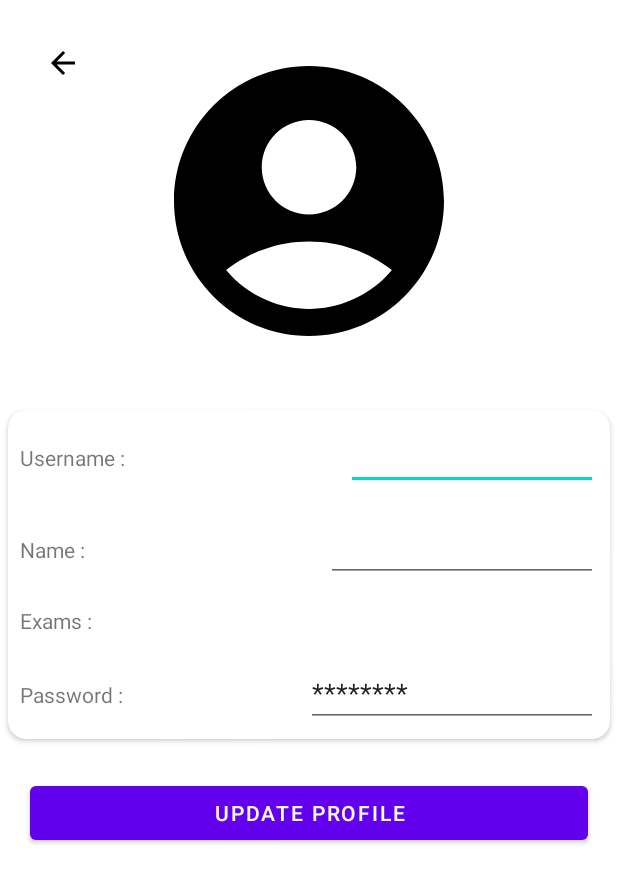
After one commit to Vishal-KumarSingh/TestMe, an Android app: the ProfileActivity screen opened directly, with no data from a screen before it, on a phone screen of 412 x 824 dp. The commit adds this screen. Shown: the top 883 px of the screen. Run offline under Robolectric (Android 15) with nearby library versions, the phone set to English and light mode, and no system bars; network calls fail.

Commit message:
Issue resolved, Profile page added . Design issue fixed

```diff
--- a/Android/app/build.gradle
+++ b/Android/app/build.gradle
@@ -9,8 +9,8 @@ android {
         applicationId "com.testapp.testme"
         minSdk 21
         targetSdk 32
-        versionCode 3
-        versionName "1.3"
+        versionCode 5
+        versionName "1.5"
 
         testInstrumentationRunner "androidx.test.runner.AndroidJUnitRunner"
     }
--- a/Android/app/src/main/AndroidManifest.xml
+++ b/Android/app/src/main/AndroidManifest.xml
@@ -12,6 +12,9 @@
         android:roundIcon="@mipmap/ic_launcher_round"
         android:supportsRtl="true"
         android:theme="@style/Theme.TestMe">
+        <activity
+            android:name=".ProfileActivity"
+            android:exported="false" />
         <activity
             android:name=".Analysis"
             android:exported="false" />
--- a/Android/app/src/main/java/com/testapp/testme/APItools/HitAPI.java
+++ b/Android/app/src/main/java/com/testapp/testme/APItools/HitAPI.java
@@ -19,7 +19,7 @@ import org.json.JSONObject;
 import java.io.UnsupportedEncodingException;
 
 public class HitAPI {
-    public static final String url = "https://selftestapi.000webhostapp.com/testMe/index.php";
+    public static final String url = "https://selftestapi.000webhostapp.com/index.php";
     public void sendJsonPostRequest(String action , JSONObject jsonobj ,APICallback callback, boolean Addtoken) {
         Context context = ContextHolder.getContext();
         try {
@@ -44,7 +44,7 @@ public class HitAPI {
                             try {
                                 if(!response.get("token").toString().equals(Session.getToken())){
                                     Session.setToken( response.get("token").toString());
-                                    Toast.makeText(context, "Token updated "+Session.getToken(), Toast.LENGTH_SHORT).show();
+                                    //Toast.makeText(context, "Token updated "+Session.getToken(), Toast.LENGTH_SHORT).show();
 
                                 }
                                 if(!response.get("toast").toString().equals("")){
--- a/Android/app/src/main/java/com/testapp/testme/App.java
+++ b/Android/app/src/main/java/com/testapp/testme/App.java
@@ -7,7 +7,8 @@ import com.testapp.testme.VariableHolder.ContextHolder;
 public class App extends Application {
     public static final String googlePlayLink = "https://play.google.com/store/apps/details?id=com.testapp.testme&pli=1";
     public static final String feedbackgormLink = "https://forms.gle/srYBcDSVFTP6ZYuE9";
-    public static final String shareText = "Hey I found an amazing app where you can get free mock test of various examinations and believe me this is amazing. You can download this app from Google Play " + googlePlayLink;
+    public static final String shareText = "Hey Aspirants! There is a greetings from the \"Test and Peek\" App. Here you can take free mocks of SSC, RRB, GATE, CAT, Current Affairs and all competitive exams. You can also self prepare from test series and quizzes daily of any competitive exams for absolutely FREE. Our aim is to give the every test resources to the aspirant without any subscription. \n" +
+            "Join us now and Get welcome bonus too. Just open the Play Store and install our app \"Test and Peek\" or click on the link:" + googlePlayLink;
     public static String shareTitle = "Test and Peek";
 
     public App()
--- /dev/null
+++ b/Android/app/src/main/java/com/testapp/testme/ProfileActivity.java
@@ -0,0 +1,185 @@
+package com.testapp.testme;
+
+import androidx.appcompat.app.AppCompatActivity;
+
+import android.annotation.SuppressLint;
+import android.app.AlertDialog;
+import android.content.DialogInterface;
+import android.os.Bundle;
+import android.view.View;
+import android.widget.Button;
+import android.widget.EditText;
+import android.widget.ImageView;
+import android.widget.TextView;
+
+import com.testapp.testme.APItools.APICallback;
+import com.testapp.testme.APItools.HitAPI;
+import com.testapp.testme.Debug.Debug;
+import com.testapp.testme.PermanantStorage.Session;
+import com.testapp.testme.Toast.Toaster;
+
+import org.json.JSONException;
+import org.json.JSONObject;
+
+import java.util.ArrayList;
+import java.util.Collections;
+
+public class ProfileActivity extends AppCompatActivity {
+   TextView examSelected;
+    boolean[] selectedLanguage;
+    ArrayList<Integer> langList = new ArrayList<>();
+    EditText username , mail , password;
+    ImageView backbtn;
+    Button updateProfilebtn;
+    String[] langArray = {"GATE" , "SSC"};
+    @SuppressLint("MissingInflatedId")
+    @Override
+    protected void onCreate(Bundle savedInstanceState) {
+        super.onCreate(savedInstanceState);
+        setContentView(R.layout.activity_profile);
+
+        // assign variable
+        examSelected = findViewById(R.id.select);
+        username = findViewById(R.id.name);
+        mail = findViewById(R.id.username);
+        password = findViewById(R.id.password);
+        backbtn = findViewById(R.id.backbtn);
+        updateProfilebtn = findViewById(R.id.updateProfile);
+        allowMultiSelectOfExam();
+        updateProfileValueFromSession();
+        backbtn.setOnClickListener(new View.OnClickListener() {
+            @Override
+            public void onClick(View view) {
+                finish();
+            }
+        });
+        // initialize selected language array
+        updateProfilebtn.setOnClickListener(new View.OnClickListener() {
+            @Override
+            public void onClick(View view) {
+                updateProfle();
+            }
+        });
+
+    }
+
+    private void updateProfileValueFromSession() {
+        username.setText(Session.getUserName());
+        mail.setText(Session.getUserName());
+        password.setText("********");
+        examSelected.setText(Session.getExam());
+    }
+
+    private void allowMultiSelectOfExam() {
+        selectedLanguage = new boolean[langArray.length];
+
+        examSelected.setOnClickListener(new View.OnClickListener() {
+            @Override
+            public void onClick(View view) {
+
+                // Initialize alert dialog
+                AlertDialog.Builder builder = new AlertDialog.Builder(ProfileActivity.this);
+
+                // set title
+                builder.setTitle("Select Exam");
+
+                // set dialog non cancelable
+                builder.setCancelable(false);
+
+                builder.setMultiChoiceItems(langArray, selectedLanguage, new DialogInterface.OnMultiChoiceClickListener() {
+                    @Override
+                    public void onClick(DialogInterface dialogInterface, int i, boolean b) {
+                        // check condition
+                        if (b) {
+                            // when checkbox selected
+                            // Add position  in lang list
+                            langList.add(i);
+                            // Sort array list
+                            Collections.sort(langList);
+                        } else {
+                            // when checkbox unselected
+                            // Remove position from langList
+                            langList.remove(Integer.valueOf(i));
+                        }
+                    }
+                });
+
+                builder.setPositiveButton("OK", new DialogInterface.OnClickListener() {
+                    @Override
+                    public void onClick(DialogInterface dialogInterface, int i) {
+                        // Initialize string builder
+                        StringBuilder stringBuilder = new StringBuilder();
+                        // use for loop
+                        for (int j = 0; j < langList.size(); j++) {
+                            // concat array value
+                            stringBuilder.append(langArray[langList.get(j)]);
+                            // check condition
+                            if (j != langList.size() - 1) {
+                                // When j value  not equal
+                                // to lang list size - 1
+                                // add comma
+                                stringBuilder.append("\n ");
+                            }
+                        }
+                        // set text on textView
+                        examSelected.setText(stringBuilder.toString());
+                    }
+                });
+
+                builder.setNegativeButton("Cancel", new DialogInterface.OnClickListener() {
+                    @Override
+                    public void onClick(DialogInterface dialogInterface, int i) {
+                        // dismiss dialog
+                        dialogInterface.dismiss();
+                    }
+                });
+                builder.setNeutralButton("Clear All", new DialogInterface.OnClickListener() {
+                    @Override
+                    public void onClick(DialogInterface dialogInterface, int i) {
+                        // use for loop
+                        for (int j = 0; j < selectedLanguage.length; j++) {
+                            // remove all selection
+                            selectedLanguage[j] = false;
+                            // clear language list
+                            langList.clear();
+                            // clear text view value
+                            examSelected.setText("");
+                        }
+                    }
+                });
+                // show dialog
+                builder.show();
+            }
+        });
+    }
+
+
+    public void updateProfle(){
+        String usernamestr = String.valueOf(username.getText());
+        String mailstr = String.valueOf(mail.getText());
+        String passwordstr = String.valueOf(password.getText());
+        String exam = (String) examSelected.getText();
+        JSONObject jsn = new JSONObject();
+        try {
+        if(!passwordstr.equals("********")){
+            jsn.put("password" , passwordstr);
+        }else{
+            jsn.put("password" , Session.getPassword());
+        }
+        jsn.put("exam" , exam);
+        jsn.put("username" , mailstr);
+        jsn.put("name" , usernamestr);
+        } catch (JSONException e) {
+            throw new RuntimeException(e);
+        }
+
+        new HitAPI().sendJsonPostRequest("updateProfile", jsn, new APICallback() {
+            @Override
+            public void response(JSONObject jsonobj) {
+                Toaster.shortToast("Profile Updated Successfully");
+                Session.flushAndUpdate();
+            }
+        } , true);
+
+    }
+}
--- /dev/null
+++ b/Android/app/src/main/res/drawable/account_dark.xml
@@ -0,0 +1,5 @@
+<vector android:height="120dp" android:tint="#000000"
+    android:viewportHeight="24" android:viewportWidth="24"
+    android:width="120dp" xmlns:android="http://schemas.android.com/apk/res/android">
+    <path android:fillColor="@android:color/white" android:pathData="M12,2C6.48,2 2,6.48 2,12s4.48,10 10,10s10,-4.48 10,-10S17.52,2 12,2zM12,6c1.93,0 3.5,1.57 3.5,3.5S13.93,13 12,13s-3.5,-1.57 -3.5,-3.5S10.07,6 12,6zM12,20c-2.03,0 -4.43,-0.82 -6.14,-2.88C7.55,15.8 9.68,15 12,15s4.45,0.8 6.14,2.12C16.43,19.18 14.03,20 12,20z"/>
+</vector>
--- a/Android/app/src/main/res/layout/activity_exam_section.xml
+++ b/Android/app/src/main/res/layout/activity_exam_section.xml
@@ -55,11 +55,11 @@
         android:orientation="horizontal"
         >
         <HorizontalScrollView
-            android:layout_marginBottom="60dp"
+            android:layout_marginBottom="80dp"
             android:id="@+id/scrollView"
             android:layout_weight="2"
             android:layout_width="90pt"
-            android:layout_height="80dp"
+            android:layout_height="wrap_content"
             >
         <LinearLayout
             android:id="@+id/question_btns"
--- /dev/null
+++ b/Android/app/src/main/res/layout/activity_profile.xml
@@ -0,0 +1,133 @@
+<?xml version="1.0" encoding="utf-8"?>
+<LinearLayout xmlns:android="http://schemas.android.com/apk/res/android"
+    xmlns:app="http://schemas.android.com/apk/res-auto"
+    xmlns:tools="http://schemas.android.com/tools"
+    android:layout_width="match_parent"
+    android:layout_height="match_parent"
+    android:orientation="vertical"
+    tools:context=".ProfileActivity">
+  <RelativeLayout
+      android:layout_width="match_parent"
+      android:layout_height="wrap_content"
+      android:padding="10dp"
+      >
+      <ImageView
+          android:id="@+id/backbtn"
+          android:layout_margin="20dp"
+          android:layout_width="wrap_content"
+          android:layout_height="wrap_content"
+          android:src="@drawable/back" />
+      <ImageView
+
+          android:id="@+id/imageView"
+          android:layout_width="216dp"
+          android:layout_height="248dp"
+          android:layout_centerInParent="true"
+          app:srcCompat="@drawable/account_dark" />
+  </RelativeLayout>
+  <LinearLayout
+      android:layout_width="match_parent"
+      android:layout_height="wrap_content"
+      >
+      <androidx.cardview.widget.CardView
+          android:layout_margin="5dp"
+          android:elevation="8dp"
+          app:cardCornerRadius="12dp"
+          android:layout_width="match_parent"
+          android:layout_height="wrap_content">
+          <LinearLayout
+              android:layout_width="match_parent"
+              android:layout_height="wrap_content"
+              android:orientation="vertical">
+              <LinearLayout
+              android:layout_width="match_parent"
+              android:layout_height="wrap_content"
+              android:padding="8dp"
+              >
+              <TextView
+                  android:layout_width="wrap_content"
+                  android:layout_height="wrap_content"
+                  android:layout_weight="1"
+                  android:text="Username :"
+                  />
+              <EditText
+                  android:id="@+id/username"
+                  android:layout_weight="1"
+                  android:layout_width="wrap_content"
+                  android:layout_height="wrap_content"
+                  />
+          </LinearLayout>
+
+          <LinearLayout
+              android:layout_width="match_parent"
+              android:layout_height="wrap_content"
+              android:padding="8dp"
+              >
+              <TextView
+                  android:layout_width="wrap_content"
+                  android:layout_height="wrap_content"
+                  android:layout_weight="1"
+                  android:text="Name :"
+                  />
+              <EditText
+                  android:id="@+id/name"
+                  android:layout_weight="1"
+                  android:layout_width="wrap_content"
+                  android:layout_height="wrap_content"
+                  />
+          </LinearLayout>
+
+          <LinearLayout
+              android:layout_width="match_parent"
+              android:layout_height="wrap_content"
+              android:padding="8dp"
+              >
+              <TextView
+                  android:layout_width="wrap_content"
+                  android:layout_height="wrap_content"
+                  android:layout_weight="1"
+                  android:text="Exams :"
+                  />
+              <TextView
+                  android:id="@+id/select"
+                  android:layout_weight="1"
+                  android:textAlignment="center"
+                  android:text="Select Exam"
+                  android:layout_width="wrap_content"
+                  android:layout_height="wrap_content"
+                  />
+          </LinearLayout>
+
+          <LinearLayout
+              android:layout_width="match_parent"
+              android:layout_height="wrap_content"
+              android:padding="8dp"
+              >
+              <TextView
+                  android:layout_width="wrap_content"
+                  android:layout_height="wrap_content"
+                  android:layout_weight="1"
+                  android:text="Password :"
+                  />
+              <EditText
+                  android:id="@+id/password"
+                  android:layout_weight="1"
+                  android:layout_width="wrap_content"
+                  android:layout_height="wrap_content"
+                  />
+          </LinearLayout>
+
+          </LinearLayout>
+
+
+      </androidx.cardview.widget.CardView>
+
+  </LinearLayout>
+    <Button
+        android:id="@+id/updateProfile"
+        android:layout_width="match_parent"
+        android:layout_height="wrap_content"
+        android:layout_margin="20dp"
+        android:text="Update Profile"
+        />
+</LinearLayout>
--- a/Android/app/src/main/res/layout/activity_result.xml
+++ b/Android/app/src/main/res/layout/activity_result.xml
@@ -105,6 +105,7 @@
                 android:orientation="horizontal">
 
                 <ImageButton
+                    android:contentDescription="Facebook Share"
                     android:id="@+id/facebookShare"
                     android:layout_width="wrap_content"
                     android:layout_height="wrap_content"
@@ -113,6 +114,7 @@
                     android:src="@drawable/facebook" />
 
                 <ImageButton
+                    android:contentDescription="Whatsapp Share"
                     android:id="@+id/whatsappShare"
                     android:layout_width="wrap_content"
                     android:layout_height="wrap_content"
--- a/Android/app/src/main/res/layout/activity_splash.xml
+++ b/Android/app/src/main/res/layout/activity_splash.xml
@@ -21,6 +21,8 @@
             android:layout_centerVertical="true"
             android:layout_gravity="center"
             android:layout_weight="25"
+            android:scaleY="2"
+            android:scaleX="2"
             android:src="@mipmap/ic_launcher" />
     <TextView
         android:layout_width="wrap_content"
--- a/Android/app/src/main/res/layout/nav_header.xml
+++ b/Android/app/src/main/res/layout/nav_header.xml
@@ -3,7 +3,7 @@
     android:layout_width="match_parent"
     android:background="#500000"
     android:layout_height="250dp"
-android:padding="20dp">
+    android:padding="20dp">
 
  <ImageView
      android:id="@+id/accountIcon"
--- a/Android/app/src/main/res/layout/question.xml
+++ b/Android/app/src/main/res/layout/question.xml
@@ -6,9 +6,9 @@
     >
     <androidx.cardview.widget.CardView
         android:layout_width="match_parent"
-        android:layout_margin="20dp"
+        android:layout_margin="5dp"
         android:layout_height="wrap_content"
-        app:cardCornerRadius="15dp"
+        app:cardCornerRadius="6dp"
         >
     <LinearLayout
         android:layout_width="match_parent"
@@ -105,6 +105,7 @@
         android:id="@+id/solution"
         android:layout_width="match_parent"
         android:layout_height="wrap_content"
+        android:layout_marginBottom="120dp"
         android:enabled="false"
         android:visibility="invisible"
         android:text="@string/dummy" />
```
Also changed, not shown: Android/app/src/main/java/com/testapp/testme/Adapters/QuestionPalleteRecyclerView.java (added, +55 -0 lines), Android/app/src/main/java/com/testapp/testme/DashboardActivity.java (+24 -0 lines), Android/app/src/main/java/com/testapp/testme/ExamSection.java (+16 -2 lines), Android/app/src/main/java/com/testapp/testme/PermanantStorage/Session.java (+51 -2 lines), Android/app/src/main/res/layout/pallette_button.xml (added, +10 -0 lines).
